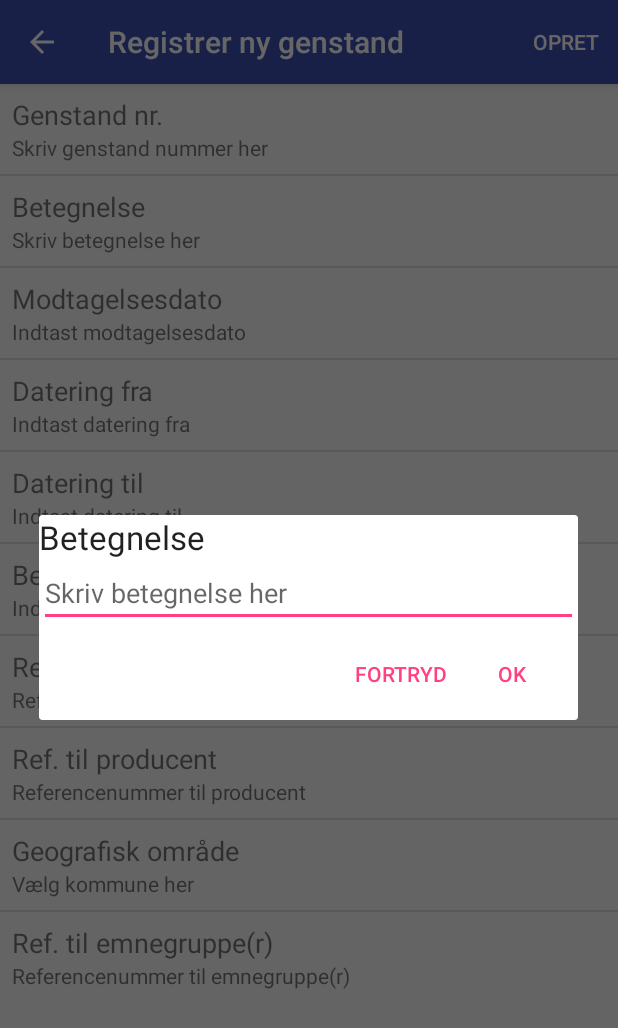
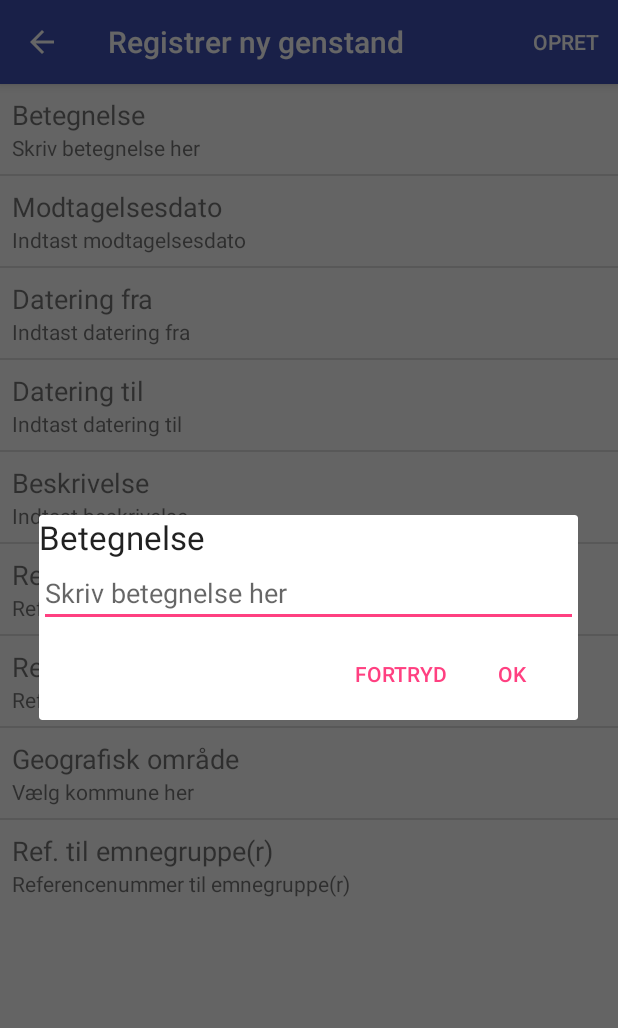
Before and after one commit to nicklas669/DDHFRegistrering, an Android app: the fragment NewItem shown on its own in the app's theme, after a tap on "Betegnelse", on a phone screen of 412 x 824 dp. Shown: the top 1028 px of the screen. Run offline under Robolectric (Android 15) with nearby library versions, the phone set to English and light mode, and no system bars.

Commit message:
Fjernet genstand ID tekstfelt og småændringer til prompt.

```diff
--- a/app/src/main/java/hyltofthansen/ddhfregistrering/NewItem.java
+++ b/app/src/main/java/hyltofthansen/ddhfregistrering/NewItem.java
@@ -42,16 +42,14 @@ import static android.app.ProgressDialog.show;
 
 public class NewItem extends Fragment {
 
-    String[] fields = {"Genstand nr.", "Betegnelse", "Modtagelsesdato", "Datering fra", "Datering til",
+    String[] fields = {"Betegnelse", "Modtagelsesdato", "Datering fra", "Datering til",
             "Beskrivelse", "Ref. til donator", "Ref. til producent", "Geografisk område", "Ref. til emnegruppe(r)"};
 
-    String[] descriptions = {"Skriv genstand nummer her", "Skriv betegnelse her", "Indtast modtagelsesdato", "Indtast datering fra", "Indtast datering til",
+    String[] descriptions = {"Skriv betegnelse her", "Indtast modtagelsesdato", "Indtast datering fra", "Indtast datering til",
             "Indtast beskrivelse", "Referencenummer til donator", "Referencenummer til producent", "Vælg kommune her", "Referencenummer til emnegruppe(r)"};
 
     ListView lv;
     BaseAdapter listAdapter;
-    ActionBar actionBar;
-
 
     //Inflate ActionBar for Opret Genstand fragment
     @Override
@@ -170,7 +168,7 @@ public class NewItem extends Fragment {
         lv.setAdapter(listAdapter);
         lv.setOnItemClickListener(new AdapterView.OnItemClickListener() {
                                       @Override
-                                      public void onItemClick(AdapterView<?> parent, View view, int position, long id) {
+                                      public void onItemClick(AdapterView<?> parent, View view, final int position, long id) {
                                           // get prompts.xml view
                                           LayoutInflater layoutInflater = LayoutInflater.from(getActivity());
 
@@ -182,10 +180,9 @@ public class NewItem extends Fragment {
                                           final TextView inputHeader = (TextView) promptView.findViewById(R.id.text_inputPrompt);
                                           final EditText input = (EditText) promptView.findViewById(R.id.userInput);
                                           switch (position) {
-                                              case 0: // Genstand nr.
-                                                  inputHeader.setText(((TextView) lv.getChildAt(0).findViewById(R.id.listHeader)).getText()); // sætter overskrift på inputDialog til overskrift fra den klikkede række
-                                                  //TextView inputText = (TextView) lv.getChildAt(0).findViewById(R.id.listDescription); // fanger textView med beskrivelse til den valgte række
-                                                  input.setHint(((TextView) lv.getChildAt(0).findViewById(R.id.listDescription)).getText());
+                                              case 0: // Betegnelse
+                                                  inputHeader.setText(((TextView) lv.getChildAt(position).findViewById(R.id.listHeader)).getText()); // sætter overskrift på inputDialog til overskrift fra den klikkede række
+                                                  input.setHint(((TextView) lv.getChildAt(position).findViewById(R.id.listDescription)).getText());
 
                                                   // setup a dialog window
                                                   alertDialogBuilder
@@ -193,34 +190,8 @@ public class NewItem extends Fragment {
                                                           .setPositiveButton("OK", new DialogInterface.OnClickListener() {
                                                               public void onClick(DialogInterface dialog, int id) {
                                                                   // get user input and set it to result
-                                                                  ((TextView) lv.getChildAt(0).findViewById(R.id.listDescription)).setText(input.getText());
-                                                              }
-                                                          })
-                                                          .setNegativeButton("Fortryd",
-                                                                  new DialogInterface.OnClickListener() {
-                                                                      public void onClick(DialogInterface dialog, int id) {
-                                                                          dialog.cancel();
-                                                                      }
-                                                                  });
-
-                                                  AlertDialog promptDialog_0 = alertDialogBuilder.create();
-                                                  promptDialog_0.show();
-                                                  promptDialog_0.getWindow().clearFlags(WindowManager.LayoutParams.FLAG_NOT_FOCUSABLE | WindowManager.LayoutParams.FLAG_ALT_FOCUSABLE_IM);
-                                                  promptDialog_0.getWindow().setSoftInputMode(WindowManager.LayoutParams.SOFT_INPUT_STATE_ALWAYS_VISIBLE);
-                                                  break;
-
-                                              case 1: // Betegnelse
-                                                  inputHeader.setText(((TextView) lv.getChildAt(1).findViewById(R.id.listHeader)).getText()); // sætter overskrift på inputDialog til overskrift fra den klikkede række
-                                                  //TextView inputText = (TextView) lv.getChildAt(0).findViewById(R.id.listDescription); // fanger textView med beskrivelse til den valgte række
-                                                  input.setHint(((TextView) lv.getChildAt(1).findViewById(R.id.listDescription)).getText());
-
-                                                  // setup a dialog window
-                                                  alertDialogBuilder
-                                                          .setCancelable(false)
-                                                          .setPositiveButton("OK", new DialogInterface.OnClickListener() {
-                                                              public void onClick(DialogInterface dialog, int id) {
-                                                                  // get user input and set it to result
-                                                                  ((TextView) lv.getChildAt(1).findViewById(R.id.listDescription)).setText(input.getText());
+                                                                  descriptions[position] = input.getText().toString();
+                                                                  listAdapter.notifyDataSetChanged();
                                                               }
                                                           })
                                                           .setNegativeButton("Fortryd",
@@ -232,56 +203,57 @@ public class NewItem extends Fragment {
 
                                                   AlertDialog promptDialog_1 = alertDialogBuilder.create();
                                                   promptDialog_1.show();
+                                                  // Viser tastatur
                                                   promptDialog_1.getWindow().clearFlags(WindowManager.LayoutParams.FLAG_NOT_FOCUSABLE | WindowManager.LayoutParams.FLAG_ALT_FOCUSABLE_IM);
                                                   promptDialog_1.getWindow().setSoftInputMode(WindowManager.LayoutParams.SOFT_INPUT_STATE_ALWAYS_VISIBLE);
                                                   break;
 
-                                              case 2: // Modtagelsesdato
+                                              case 1: // Modtagelsesdato
                                                   DialogFragment receivingDate = new DatePickerFragment() {
                                                       @Override
                                                       public void onDateSet(DatePicker view, int year, int month, int day) {
-                                                          descriptions[2] = "" + day + "-" + (month + 1) + "-" + year;
+                                                          descriptions[position] = "" + day + "-" + (month + 1) + "-" + year;
                                                           listAdapter.notifyDataSetChanged();
                                                       }
                                                   };
                                                   receivingDate.show(getFragmentManager(), "datePicker");
                                                   break;
 
-                                              case 3: // Datering fra
+                                              case 2: // Datering fra
                                                   DialogFragment datingFrom = new DatePickerFragment() {
                                                       @Override
                                                       public void onDateSet(DatePicker view, int year, int month, int day) {
-                                                          descriptions[3] = "" + day + "-" + (month + 1) + "-" + year;
+                                                          descriptions[position] = "" + day + "-" + (month + 1) + "-" + year;
                                                           listAdapter.notifyDataSetChanged();
                                                       }
                                                   };
                                                   datingFrom.show(getFragmentManager(), "datePicker");
                                                   break;
 
-                                              case 4: // Datering til
+                                              case 3: // Datering til
                                                   DialogFragment datingTo = new DatePickerFragment() {
                                                       @Override
                                                       public void onDateSet(DatePicker view, int year, int month, int day) {
-                                                          descriptions[4] = "" + day + "-" + (month + 1) + "-" + year;
+                                                          descriptions[position] = "" + day + "-" + (month + 1) + "-" + year;
                                                           listAdapter.notifyDataSetChanged();
                                                       }
                                                   };
                                                   datingTo.show(getFragmentManager(), "datePicker");
                                                   break;
 
-                                              case 5: // Beskrivelse
+                                              case 4: // Beskrivelse
                                                   break;
 
-                                              case 6: // Ref. til donator
+                                              case 5: // Ref. til donator
                                                   break;
 
-                                              case 7: // Ref. til producent
+                                              case 6: // Ref. til producent
                                                   break;
 
-                                              case 8: // Geografisk område
+                                              case 7: // Geografisk område
                                                   break;
 
-                                              case 9: // Ref. til emnegruppe(r)
+                                              case 8: // Ref. til emnegruppe(r)
                                                   break;
                                           }
                                       }
--- a/app/src/main/res/layout/new_item.xml
+++ b/app/src/main/res/layout/new_item.xml
@@ -1,8 +1,10 @@
 <?xml version="1.0" encoding="utf-8"?>
 
-<RelativeLayout xmlns:android="http://schemas.android.com/apk/res/android"
+<LinearLayout xmlns:android="http://schemas.android.com/apk/res/android"
     xmlns:tools="http://schemas.android.com/tools"
-    xmlns:app="http://schemas.android.com/apk/res-auto" android:layout_width="match_parent"
+    xmlns:app="http://schemas.android.com/apk/res-auto"
+    android:orientation="vertical"
+    android:layout_width="match_parent"
     android:layout_height="match_parent"
     app:layout_behavior="@string/appbar_scrolling_view_behavior">
 
@@ -14,4 +16,4 @@
         android:drawSelectorOnTop="false"
         tools:listitem="@android:layout/simple_list_item_1" />
 
-</RelativeLayout>
+</LinearLayout>
--- a/app/src/main/res/layout/promptinput.xml
+++ b/app/src/main/res/layout/promptinput.xml
@@ -13,9 +13,8 @@
     <EditText
         android:id="@+id/userInput"
         android:layout_width="match_parent"
-        android:inputType="number"
-        android:layout_height="wrap_content"
-        android:maxLength="5">
+        android:inputType="textMultiLine"
+        android:layout_height="wrap_content">
     </EditText>
 
 </LinearLayout>
```
